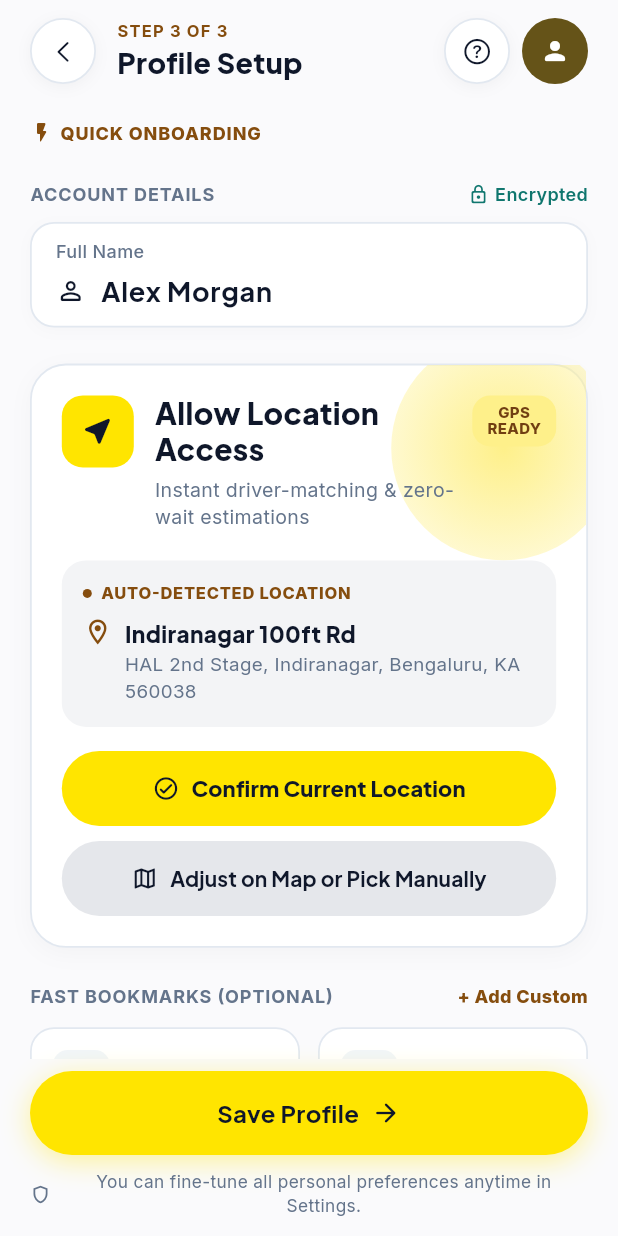
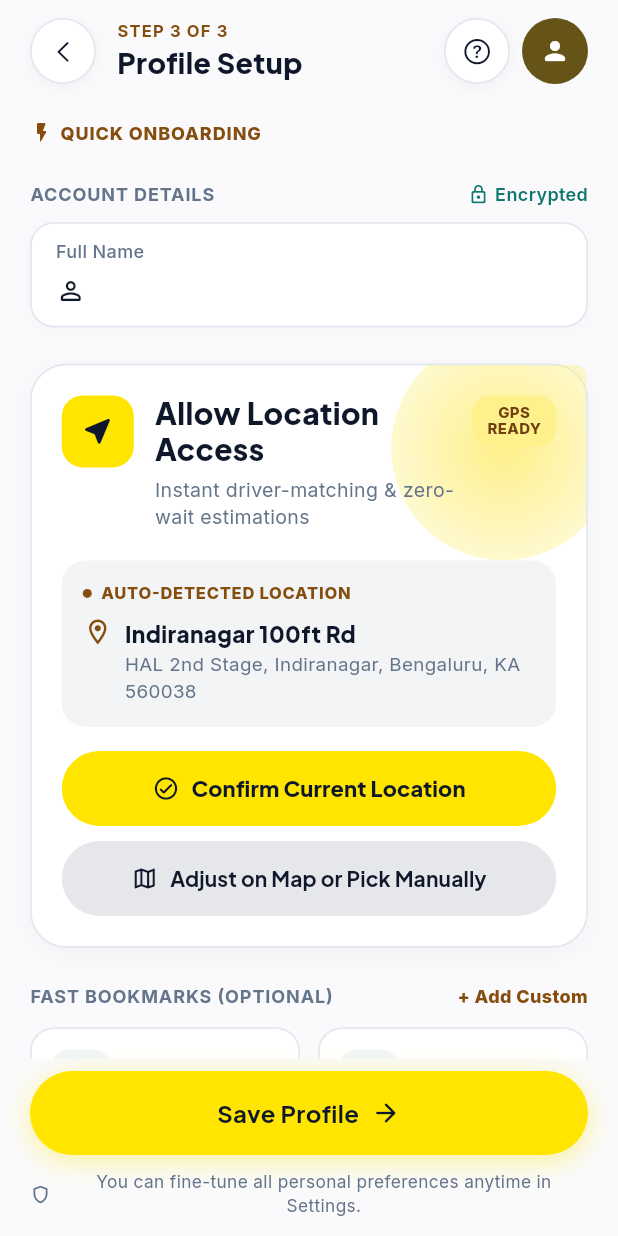
Before and after one commit to alphaatechify/Project-X, a Flutter app: the ProfileSetupScreen screen opened by its route, on a phone screen of 412 x 824 dp. Run offline on Flutter 3.47's test engine with Material 3 defaults, Android fonts, the phone set to English and light mode, and no system bars; our stand-ins replace dio, equatable, flutter_riverpod, flutter_secure_storage, gap, go_router and 3 more; accounts and stored records are empty.

Commit message:
chore: remove dummy phone number and name from auth screens

```diff
--- a/lib/features/auth/presentation/screens/phone_verification_screen.dart
+++ b/lib/features/auth/presentation/screens/phone_verification_screen.dart
@@ -21,7 +21,7 @@ class PhoneVerificationScreen extends ConsumerStatefulWidget {
 
 class _PhoneVerificationScreenState extends ConsumerState<PhoneVerificationScreen> {
   Country _selectedCountry = Country.india;
-  final TextEditingController _phoneController = TextEditingController(text: '98765 43210');
+  final TextEditingController _phoneController = TextEditingController();
   final FocusNode _phoneFocusNode = FocusNode();
 
   String? _errorMessage;
--- a/lib/features/auth/presentation/screens/profile_setup_screen.dart
+++ b/lib/features/auth/presentation/screens/profile_setup_screen.dart
@@ -22,7 +22,7 @@ class ProfileSetupScreen extends ConsumerStatefulWidget {
 }
 
 class _ProfileSetupScreenState extends ConsumerState<ProfileSetupScreen> {
-  final TextEditingController _nameController = TextEditingController(text: 'Alex Morgan');
+  final TextEditingController _nameController = TextEditingController();
   final FocusNode _nameFocusNode = FocusNode();
 
   final String _currentLocation = 'Indiranagar 100ft Rd';
```
